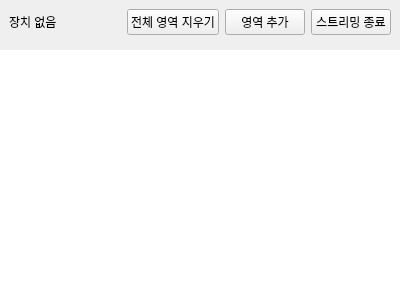
Above: ui/streamdisplay.ui from VEDA-EAGLES/smart_zone_client before the change. Below: the same form after it.
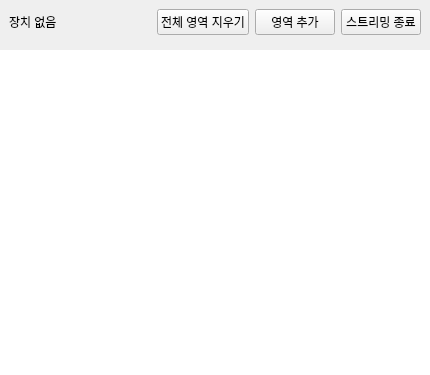
That is the form after the change.

```diff
--- a/ui/streamdisplay.ui
+++ b/ui/streamdisplay.ui
@@ -6,8 +6,8 @@
    <rect>
     <x>0</x>
     <y>0</y>
-    <width>400</width>
-    <height>300</height>
+    <width>430</width>
+    <height>375</height>
    </rect>
   </property>
   <property name="windowTitle">
```
